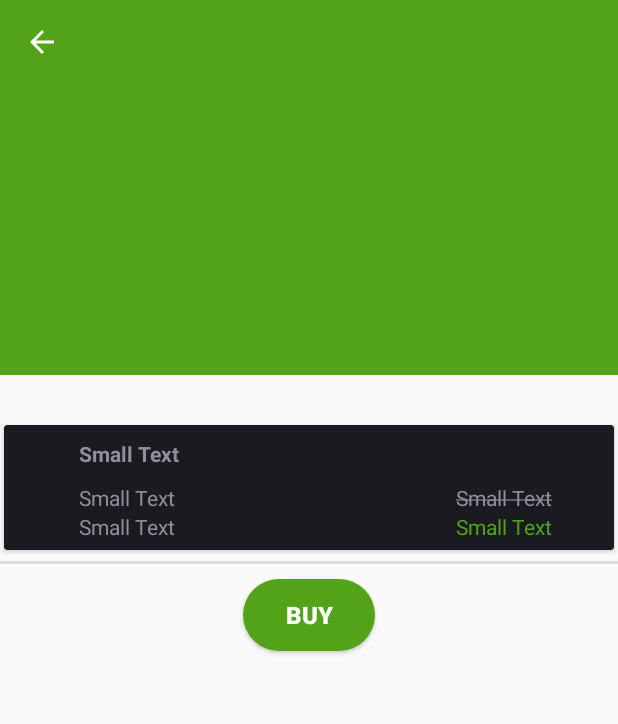
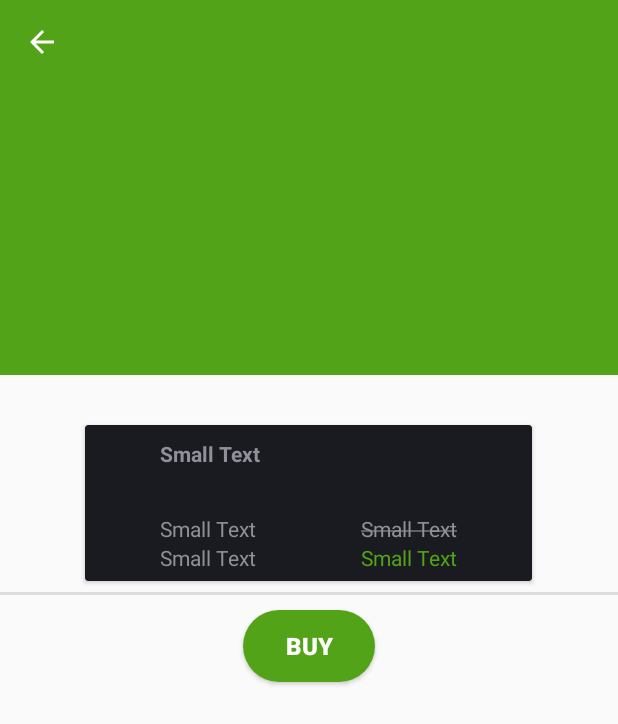
Before and after one commit to aleqi200/grelp, an Android app: the GrouponDetailActivity screen opened directly, with no data from a screen before it, on a phone screen of 412 x 824 dp. Shown: the top 724 px of the screen. Run offline under Robolectric (Android 15) with nearby library versions, the phone set to English and light mode, and no system bars; our stand-ins replace Picasso; libraries missing offline, so code that uses them is left out: com.loopj.android, org.scribe.builder, org.scribe.oauth; pictures from the network do not load; 13 statements that could not run were skipped.

Commit message:
Scroll deal options horizontally

```diff
--- a/app/src/main/res/layout/content_groupon_detail.xml
+++ b/app/src/main/res/layout/content_groupon_detail.xml
@@ -23,20 +23,30 @@
         android:textStyle="bold"
         android:transitionName="dealTitle" />
 
-    <LinearLayout
-        android:id="@+id/llDealOptions"
+    <HorizontalScrollView
         android:layout_width="wrap_content"
         android:layout_height="wrap_content"
+        android:id="@+id/scOptions"
         android:layout_below="@+id/tvDetailedTitle"
-        android:layout_marginBottom="3dip"
-        android:layout_marginTop="10dp"
-        android:orientation="vertical" />
+        android:scrollIndicators="bottom"
+        android:fillViewport="true"
+        android:layout_centerHorizontal="true">
+
+        <LinearLayout
+            android:id="@+id/llDealOptions"
+            android:layout_width="wrap_content"
+            android:layout_height="wrap_content"
+            android:layout_marginBottom="3dip"
+            android:layout_marginTop="10dp"
+            android:orientation="horizontal" />
+
+    </HorizontalScrollView>
 
     <FrameLayout
         android:id="@+id/yelp_fragment"
         android:layout_width="match_parent"
         android:layout_height="match_parent"
-        android:layout_below="@+id/llDealOptions" />
+        android:layout_below="@+id/scOptions" />
 
     <FrameLayout
         android:id="@+id/fs_fragment"
--- a/app/src/main/res/layout/item_groupon_option.xml
+++ b/app/src/main/res/layout/item_groupon_option.xml
@@ -1,8 +1,8 @@
 <?xml version="1.0" encoding="utf-8"?>
 <android.support.v7.widget.CardView xmlns:android="http://schemas.android.com/apk/res/android"
     xmlns:card_view="http://schemas.android.com/apk/res-auto"
-    android:layout_width="match_parent"
-    android:layout_height="match_parent"
+    android:layout_width="wrap_content"
+    android:layout_height="fill_parent"
     android:layout_marginLeft="5dp"
     android:layout_marginRight="5dp"
     card_view:cardUseCompatPadding="true">
@@ -16,7 +16,7 @@
         <TextView
             android:id="@+id/tvOptionTitle"
             android:layout_width="wrap_content"
-            android:layout_height="wrap_content"
+            android:layout_height="40sp"
             android:layout_alignParentLeft="true"
             android:layout_alignParentStart="true"
             android:layout_alignParentTop="true"
@@ -25,7 +25,11 @@
             android:layout_marginTop="6dp"
             android:text="Small Text"
             android:textAppearance="?android:attr/textAppearanceSmall"
-            android:textStyle="bold" />
+            android:textStyle="bold"
+            android:layout_marginRight="50dp"
+            android:maxWidth="240dp"
+            android:maxLines="2"
+            android:ellipsize="end" />
 
         <TextView
             android:id="@+id/tvOptionDiscount"
@@ -53,13 +57,13 @@
             android:id="@+id/tvOptionValue"
             android:layout_width="wrap_content"
             android:layout_height="wrap_content"
-            android:layout_alignParentEnd="true"
-            android:layout_alignParentRight="true"
-            android:layout_alignTop="@+id/tvOptionDiscount"
-            android:layout_marginEnd="41dp"
-            android:layout_marginRight="41dp"
             android:text="Small Text"
-            android:textAppearance="?android:attr/textAppearanceSmall" />
+            android:textAppearance="?android:attr/textAppearanceSmall"
+            android:layout_above="@+id/tvOptionPrice"
+            android:layout_toRightOf="@+id/tvOptionDiscount"
+            android:layout_toEndOf="@+id/tvOptionDiscount"
+            android:layout_marginLeft="70dp"
+            android:layout_marginRight="50dp" />
 
         <TextView
             android:id="@+id/tvOptionPrice"
@@ -71,5 +75,6 @@
             android:text="Small Text"
             android:textAppearance="?android:attr/textAppearanceSmall"
             android:textColor="@color/green_text" />
+
     </RelativeLayout>
 </android.support.v7.widget.CardView>
```
Also changed, not shown: app/src/main/res/layout/fragment_google_places.xml (line endings or trailing spaces).
